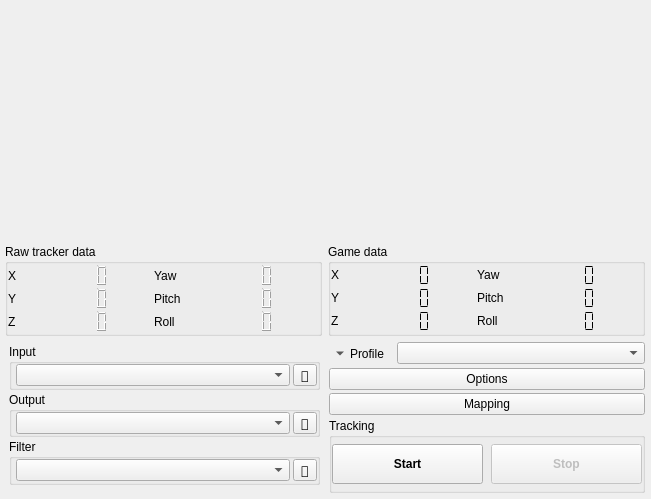
Qt form variant/default/main-window.ui (opentrack/opentrack) before a commit.
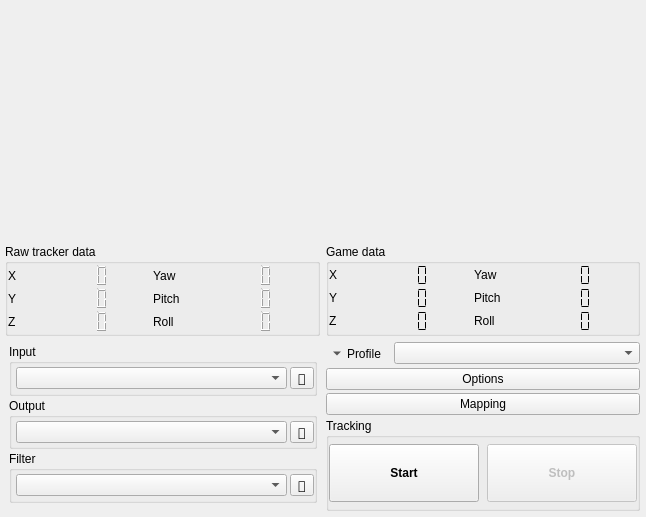
The same form after that commit. Icons and pictures are not drawn. Custom widgets are drawn as their Qt base class.

Commit message: opentrack: prevent left margin on video feed

```diff
--- a/variant/default/main-window.ui
+++ b/variant/default/main-window.ui
@@ -7,8 +7,8 @@
    <rect>
     <x>0</x>
     <y>0</y>
-    <width>651</width>
-    <height>499</height>
+    <width>646</width>
+    <height>517</height>
    </rect>
   </property>
   <property name="windowIcon">
@@ -69,17 +69,14 @@
        <property name="bottomMargin">
         <number>0</number>
        </property>
-       <item>
-        <widget class="QFrame" name="top">
+       <item alignment="Qt::AlignLeft|Qt::AlignTop">
+        <widget class="QWidget" name="top" native="true">
          <property name="sizePolicy">
           <sizepolicy hsizetype="Preferred" vsizetype="Preferred">
            <horstretch>0</horstretch>
            <verstretch>0</verstretch>
           </sizepolicy>
          </property>
-         <property name="frameShape">
-          <enum>QFrame::NoFrame</enum>
-         </property>
          <layout class="QHBoxLayout" name="horizontalLayout_2">
           <property name="spacing">
            <number>0</number>
@@ -96,7 +93,7 @@
           <property name="bottomMargin">
            <number>4</number>
           </property>
-          <item>
+          <item alignment="Qt::AlignLeft|Qt::AlignTop">
            <widget class="QFrame" name="video_feed">
             <property name="sizePolicy">
              <sizepolicy hsizetype="Fixed" vsizetype="Fixed">
@@ -116,6 +113,9 @@
               <height>240</height>
              </size>
             </property>
+            <property name="lineWidth">
+             <number>0</number>
+            </property>
             <widget class="QFrame" name="video_frame">
              <property name="geometry">
               <rect>
```
